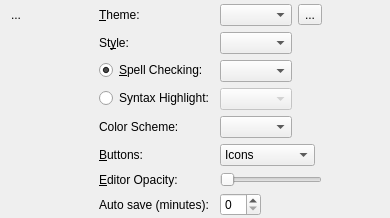
xMoad/marave, file marave/prefs.ui: the form before one commit.
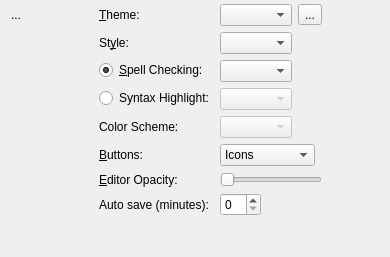
The form after the commit. Icons and pictures are not drawn.

Commit message: Start with syntax highlight disabled

```diff
--- a/marave/prefs.ui
+++ b/marave/prefs.ui
@@ -7,7 +7,7 @@
     <x>0</x>
     <y>0</y>
     <width>390</width>
-    <height>193</height>
+    <height>257</height>
    </rect>
   </property>
   <property name="windowTitle">
@@ -157,7 +157,11 @@
       </widget>
      </item>
      <item row="4" column="1">
-      <widget class="QComboBox" name="schemeList"/>
+      <widget class="QComboBox" name="schemeList">
+       <property name="enabled">
+        <bool>false</bool>
+       </property>
+      </widget>
      </item>
      <item row="5" column="0">
       <widget class="QLabel" name="label_3">
```
The commit also changes 1 other file.
